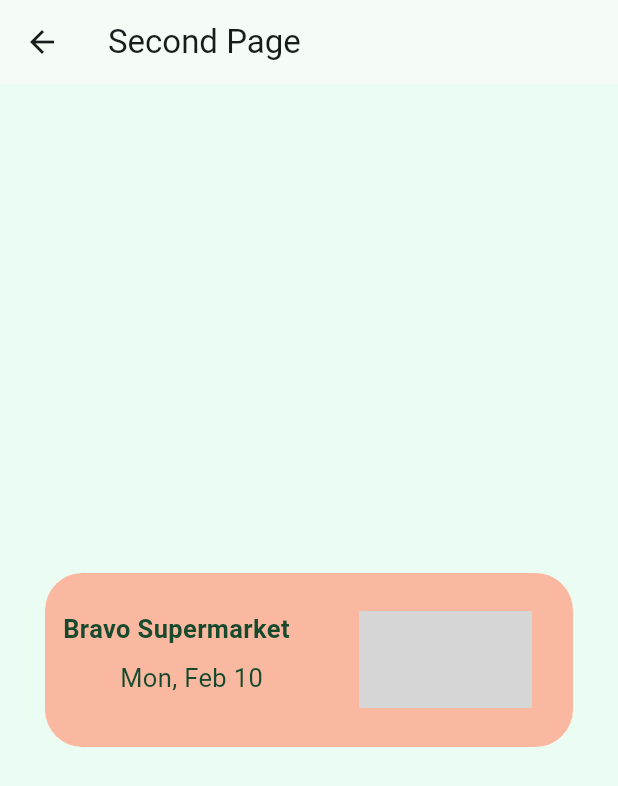
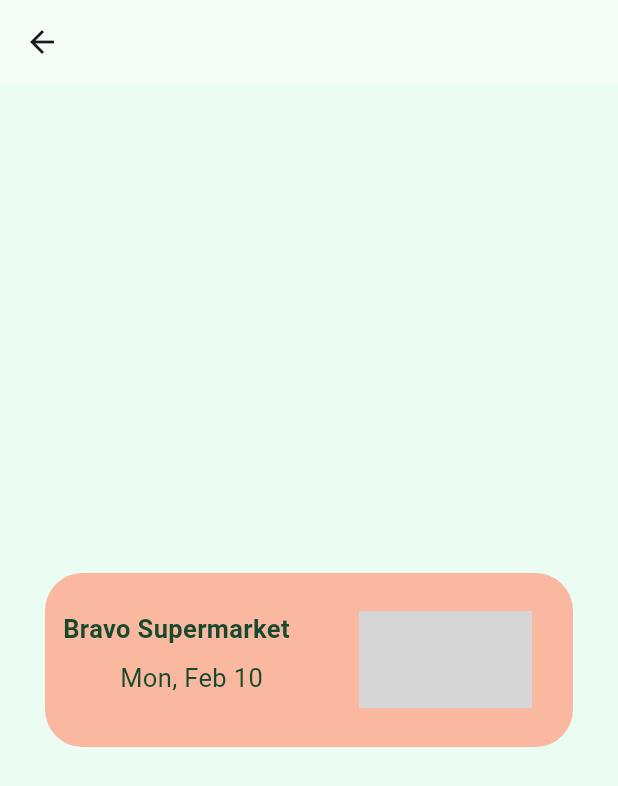
Before and after one commit to khyatip19/ScarletCart, a Flutter app: the screen it shows after launch, after a tap on "Log In", on a phone screen of 412 x 824 dp. Shown: the top 786 px of the screen. Run offline on Flutter 3.47's test engine with Material 3 defaults, Android fonts, the light colour scheme and no system bars; network calls fail; Roboto replaces fonts that are missing (Poppins); grey boxes are pictures that could not be loaded.

Commit message:
Removed placeholder text for AppBar

```diff
--- a/scarletcart/lib/frontend/login_page.dart
+++ b/scarletcart/lib/frontend/login_page.dart
@@ -15,9 +15,9 @@
     return Scaffold(
       appBar: AppBar(
         backgroundColor: Theme.of(context).colorScheme.inversePrimary,
-        title: const Text(
-          'Flutter Demo Home Page'
-        ),
+        // title: const Text(
+        //   'Flutter Demo Home Page'
+        // ),
       ),
       body:
       // Container(
--- a/scarletcart/lib/frontend/splash_screen.dart
+++ b/scarletcart/lib/frontend/splash_screen.dart
@@ -6,16 +6,16 @@
   @override
   Widget build(BuildContext context) {
     return Scaffold(
-      backgroundColor: Color.fromARGB(255, 235, 253, 242),
+      backgroundColor: const Color.fromARGB(255, 235, 253, 242),
       appBar: AppBar(
-        title: const Text('Second Page'),
+        // title: const Text('Second Page'),
       ),
     body: Center(
       child: Container(
         width: 352,
         height: 116,
         decoration: ShapeDecoration(
-          color: Color(0xFFFBB8A1),
+          color: const Color(0xFFFBB8A1),
           shape: RoundedRectangleBorder(
             borderRadius: BorderRadius.circular(25),
           ),
@@ -29,7 +29,7 @@
                 width: 115.56,
                 height: 65,
                 decoration: ShapeDecoration(
-                  image: DecorationImage(
+                  image: const DecorationImage(
                     image: NetworkImage("https://weston.guide/wp-content/uploads/2020/04/Bravo-Supermarkets.jpg"),
                     fit: BoxFit.fill,
                   ),
```
